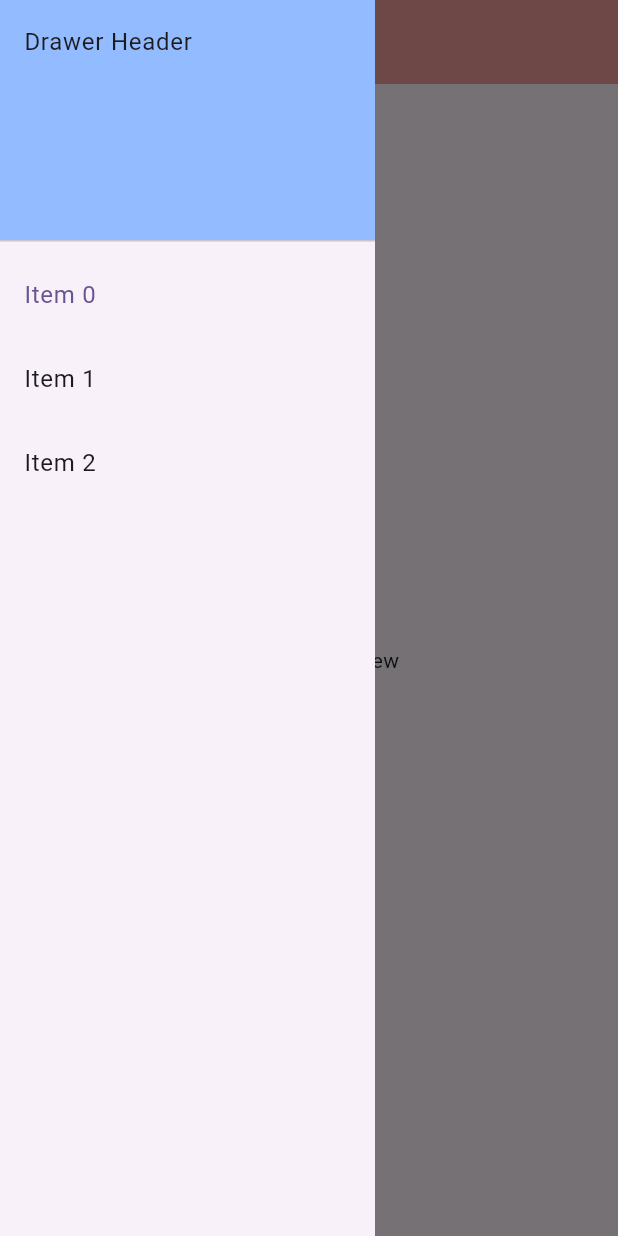
After one commit to towh2301/note_app, a Flutter app: the NoteView screen opened directly, with the side drawer open, on a phone screen of 412 x 824 dp. The commit adds this screen. Run offline on Flutter 3.47's test engine with Material 2 defaults, Android fonts, the phone set to English and light mode, and no system bars; our stand-ins replace firebase_auth, firebase_core; accounts and stored records are empty; network calls fail.

Commit message:
update note_view

```diff
--- a/lib/main.dart
+++ b/lib/main.dart
@@ -1,6 +1,7 @@
 import 'package:firebase_auth/firebase_auth.dart';
 import 'package:firebase_core/firebase_core.dart';
 import 'package:flutter/material.dart';
+import 'package:note_app/pages/note_view.dart';
 import 'package:note_app/views/login_view.dart';
 import 'package:note_app/views/register_page.dart';
 import 'package:note_app/views/verify_email.dart';
@@ -49,14 +50,13 @@ class HomePage extends StatelessWidget {
             // final isVerified = user?.emailVerified ?? false;
             if (user != null) {
               if (user.emailVerified) {
-                print('User is verified');
+                return const NoteView();
               } else {
                 return const VerifyEmailView();
               }
             } else {
               return const LoginView();
             }
-            return const Text('Done');
           default:
             return const CircularProgressIndicator();
         }
--- /dev/null
+++ b/lib/pages/note_view.dart
@@ -0,0 +1,80 @@
+import 'package:flutter/material.dart';
+
+class NoteView extends StatefulWidget {
+  const NoteView({super.key});
+
+  @override
+  State<NoteView> createState() => _NoteViewState();
+}
+
+class _NoteViewState extends State<NoteView> {
+  int _selectedIndex = 0;
+
+  static const List<Widget> _widgetOptions = <Widget>[
+    Text('Index 0: Note View'),
+    Text('Index 1: Tag View'),
+    Text('Index 2: Profile'),
+  ];
+
+  void _onItemTapped(int index) {
+    setState(() {
+      _selectedIndex = index;
+    });
+  }
+
+  @override
+  Widget build(BuildContext context) {
+    return Scaffold(
+      appBar: AppBar(
+        title: const Text('Note View'),
+        backgroundColor: Colors.red[200],
+      ),
+      body: Center(
+        child: _widgetOptions.elementAt(_selectedIndex),
+      ),
+      drawer: SizedBox(
+        width: 250,
+        child: Drawer(
+          shape: const RoundedRectangleBorder(
+            borderRadius: BorderRadius.only(
+                topRight: Radius.circular(0), bottomRight: Radius.circular(0)),
+          ),
+          child: ListView(
+            children: [
+              const DrawerHeader(
+                decoration: BoxDecoration(
+                  color: Color.fromARGB(255, 147, 187, 255),
+                ),
+                child: Text('Drawer Header'),
+              ),
+              ListTile(
+                title: const Text('Item 0'),
+                selected: _selectedIndex == 0,
+                onTap: () {
+                  _onItemTapped(0);
+                  Navigator.pop(context);
+                },
+              ),
+              ListTile(
+                title: const Text('Item 1'),
+                selected: _selectedIndex == 1,
+                onTap: () {
+                  _onItemTapped(1);
+                  Navigator.pop(context);
+                },
+              ),
+              ListTile(
+                title: const Text('Item 2'),
+                selected: _selectedIndex == 2,
+                onTap: () {
+                  _onItemTapped(2);
+                  Navigator.pop(context);
+                },
+              ),
+            ],
+          ),
+        ),
+      ),
+    );
+  }
+}
```
